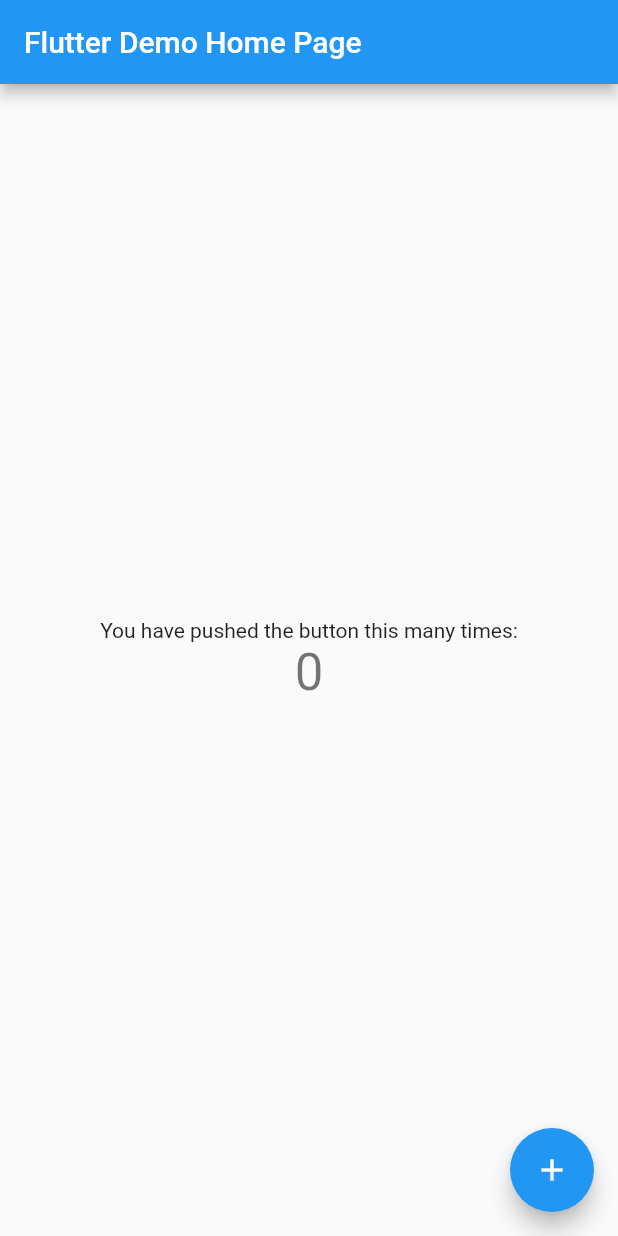
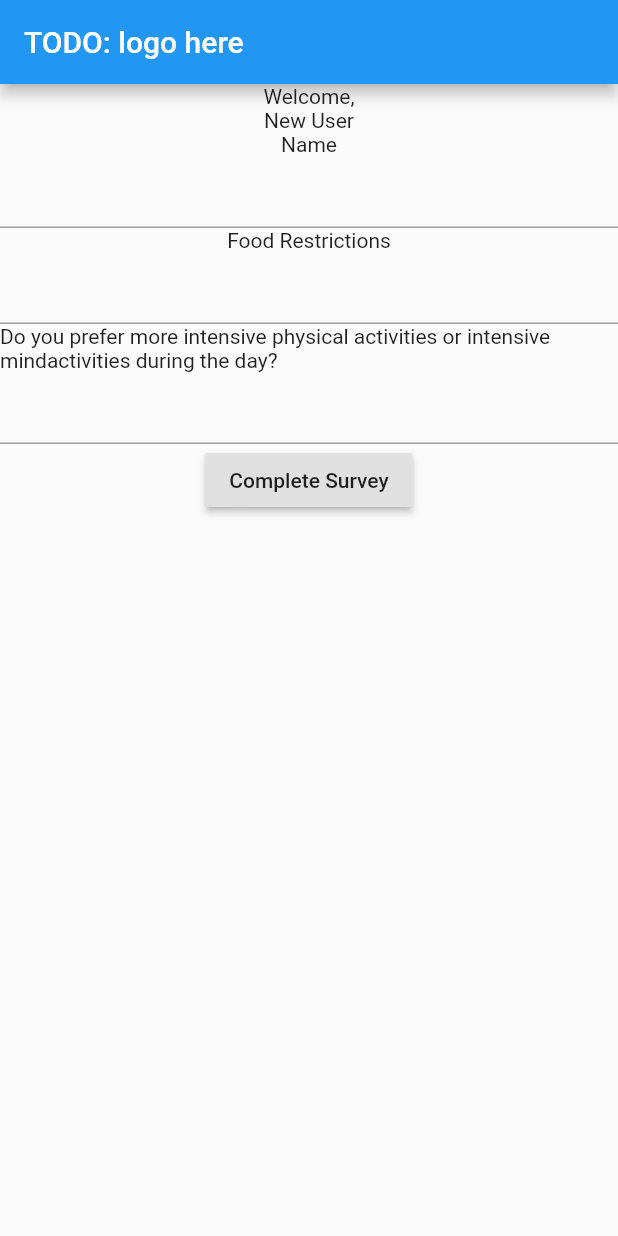
Before and after one commit to levylevylevy/onceadailydo, a Flutter app: the screen it shows after launch, on a phone screen of 412 x 824 dp. Run offline on Flutter 3.47's test engine with Material 2 defaults, Android fonts, the phone set to English and light mode, and no system bars.

Commit message:
make form without styling

```diff
--- /dev/null
+++ b/lib/components/UserFormItem.dart
@@ -0,0 +1,41 @@
+import 'package:HopHacks/components/UserSurvey.dart';
+import 'package:flutter/material.dart';
+
+typedef OnChangeEvent = void Function(String);
+
+/// A styled widget to be placed inside of a `Form` widget.
+class UserFormItem extends StatelessWidget {
+  String _label;
+  FormFieldValidator<String> validator;
+  FormFieldValidator<String> _defaultValidator;
+  OnChangeEvent _onChange;
+
+  /// [_label] the title of this form item.
+  /// [_onChange] a void function that runs when this form item changes. Typically updates the
+  /// parents form state.
+  /// [_validator] a function that returns either null if this input is valid or a description of
+  /// why it is not valid.
+  UserFormItem(this._label, this._onChange, {this.validator}) {
+    this._defaultValidator = (value) {
+      if (value.isEmpty) {
+        return 'Please enter some text';
+      }
+
+      return null;
+    };
+    this.validator = this._defaultValidator;
+  }
+
+  @override
+  Widget build(BuildContext context) {
+    return Column(
+      children: [
+        Text(_label),
+        TextFormField(
+          validator: validator,
+          onChanged: this._onChange,
+        ),
+      ],
+    );
+  }
+}
--- /dev/null
+++ b/lib/components/UserSurvey.dart
@@ -0,0 +1,64 @@
+import 'package:HopHacks/components/UserFormItem.dart';
+import 'package:flutter/material.dart';
+
+/// The user survey content which is wrapped by an unstyled container.
+class UserSurvey extends StatelessWidget {
+  final _formKey = GlobalKey<FormState>();
+
+  // Will be passed to individual form fields, which will change the values stored in this object
+  // according to what the user inputs.
+  FormItemState formState = FormItemState();
+
+  @override
+  Widget build(BuildContext context) {
+    return Column(
+      children: [
+        Text('Welcome,'),
+        Text('New User'),
+        Form(
+          key: _formKey,
+          child: Column(
+            children: [
+              UserFormItem(
+                'Name',
+                (String newVal) {
+                  this.formState.name = newVal;
+                },
+              ),
+              UserFormItem(
+                'Food Restrictions',
+                (String newVal) {
+                  // Do nothing for now. Eventually this will probably be a dropdown or something
+                },
+              ),
+              UserFormItem(
+                'Do you prefer more intensive physical activities or intensive mind' +
+                    'activities during the day?',
+                (String newVal) {
+                  // Do nothing for now. Eventually this will probably be a dropdown or something
+                },
+              ),
+            ],
+          ),
+        ),
+      ],
+    );
+  }
+}
+
+/// The two preferences that are available when choosing types of activities.
+enum ActivityType { PHYSICAL, MENTAL }
+
+/// An object that stores all information relating to the User Survey. Default values are provided
+/// for all fields, but since the fields are public, they can be changed at any time.
+class FormItemState {
+  // These provide defaults that can later be changed
+  String name = "";
+  List<String> foodRestrictions = [];
+  ActivityType activityTypePreference = ActivityType.PHYSICAL;
+
+  @override
+  String toString() {
+    return 'name: $name, foodRestrictions: $foodRestrictions, activityTypePreference: $activityTypePreference';
+  }
+}
--- a/lib/main.dart
+++ b/lib/main.dart
@@ -1,117 +1,17 @@
+import 'package:HopHacks/screens/NewUserFormScreen.dart';
 import 'package:flutter/material.dart';
 
 void main() {
-  runApp(MyApp());
+  runApp(OnceADailyDo());
 }
 
-class MyApp extends StatelessWidget {
-  // This widget is the root of your application.
+/// The main class for this app.
+class OnceADailyDo extends StatelessWidget {
   @override
   Widget build(BuildContext context) {
     return MaterialApp(
-      title: 'Flutter Demo',
-      theme: ThemeData(
-        // This is the theme of your application.
-        //
-        // Try running your application with "flutter run". You'll see the
-        // application has a blue toolbar. Then, without quitting the app, try
-        // changing the primarySwatch below to Colors.green and then invoke
-        // "hot reload" (press "r" in the console where you ran "flutter run",
-        // or simply save your changes to "hot reload" in a Flutter IDE).
-        // Notice that the counter didn't reset back to zero; the application
-        // is not restarted.
-        primarySwatch: Colors.blue,
-        // This makes the visual density adapt to the platform that you run
-        // the app on. For desktop platforms, the controls will be smaller and
-        // closer together (more dense) than on mobile platforms.
-        visualDensity: VisualDensity.adaptivePlatformDensity,
-      ),
-      home: MyHomePage(title: 'Flutter Demo Home Page'),
+      home: NewUserFormScreen()
     );
   }
+
 }
-
-class MyHomePage extends StatefulWidget {
-  MyHomePage({Key key, this.title}) : super(key: key);
-
-  // This widget is the home page of your application. It is stateful, meaning
-  // that it has a State object (defined below) that contains fields that affect
-  // how it looks.
-
-  // This class is the configuration for the state. It holds the values (in this
-  // case the title) provided by the parent (in this case the App widget) and
-  // used by the build method of the State. Fields in a Widget subclass are
-  // always marked "final".
-
-  final String title;
-
-  @override
-  _MyHomePageState createState() => _MyHomePageState();
-}
-
-class _MyHomePageState extends State<MyHomePage> {
-  int _counter = 0;
-
-  void _incrementCounter() {
-    setState(() {
-      // This call to setState tells the Flutter framework that something has
-      // changed in this State, which causes it to rerun the build method below
-      // so that the display can reflect the updated values. If we changed
-      // _counter without calling setState(), then the build method would not be
-      // called again, and so nothing would appear to happen.
-      _counter++;
-    });
-  }
-
-  @override
-  Widget build(BuildContext context) {
-    // This method is rerun every time setState is called, for instance as done
-    // by the _incrementCounter method above.
-    //
-    // The Flutter framework has been optimized to make rerunning build methods
-    // fast, so that you can just rebuild anything that needs updating rather
-    // than having to individually change instances of widgets.
-    return Scaffold(
-      appBar: AppBar(
-        // Here we take the value from the MyHomePage object that was created by
-        // the App.build method, and use it to set our appbar title.
-        title: Text(widget.title),
-      ),
-      body: Center(
-        // Center is a layout widget. It takes a single child and positions it
-        // in the middle of the parent.
-        child: Column(
-          // Column is also a layout widget. It takes a list of children and
-          // arranges them vertically. By default, it sizes itself to fit its
-          // children horizontally, and tries to be as tall as its parent.
-          //
-          // Invoke "debug painting" (press "p" in the console, choose the
-          // "Toggle Debug Paint" action from the Flutter Inspector in Android
-          // Studio, or the "Toggle Debug Paint" command in Visual Studio Code)
-          // to see the wireframe for each widget.
-          //
-          // Column has various properties to control how it sizes itself and
-          // how it positions its children. Here we use mainAxisAlignment to
-          // center the children vertically; the main axis here is the vertical
-          // axis because Columns are vertical (the cross axis would be
-          // horizontal).
-          mainAxisAlignment: MainAxisAlignment.center,
-          children: <Widget>[
-            Text(
-              'You have pushed the button this many times:',
-            ),
-            Text(
-              '$_counter',
-              style: Theme.of(context).textTheme.headline4,
-            ),
-          ],
-        ),
-      ),
-      floatingActionButton: FloatingActionButton(
-        onPressed: _incrementCounter,
-        tooltip: 'Increment',
-        child: Icon(Icons.add),
-      ), // This trailing comma makes auto-formatting nicer for build methods.
-    );
-  }
-}
--- /dev/null
+++ b/lib/screens/NewUserFormScreen.dart
@@ -0,0 +1,31 @@
+import 'package:HopHacks/components/UserSurvey.dart';
+import 'package:flutter/material.dart';
+
+/// The screen where a user will fill out their preferences as to which activities that they would
+/// like to be notified about.
+class NewUserFormScreen extends StatelessWidget {
+  final UserSurvey survey = UserSurvey();
+
+  @override
+  Widget build(BuildContext context) {
+    return Scaffold(
+      appBar: AppBar(
+        title: Text('TODO: logo here'),
+      ),
+      body: Column(
+        children: [
+          survey,
+          RaisedButton(child: Text('Complete Survey'), onPressed: () => this._submitForm(),)
+        ],
+      ),
+    );
+  }
+
+  /// The actions that occur when this form is submitted.
+  void _submitForm() {
+    print(survey.formState);
+
+    // TODO: this is where we'll send the server the information stored in the survey.formState
+    // variable. Not exactly sure how we'll get this info through yet.
+  }
+}
```
Also changed, not shown: 2 other files.
